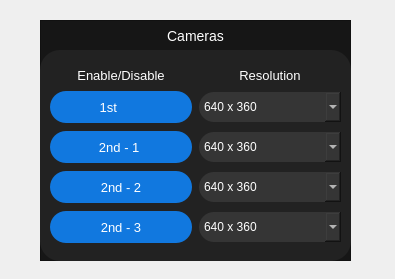
This is control_panel_section_widgets/cameras.ui in itumtalaiteam/Denizalti as Qt 5 draws it before an edit. The edited form follows.
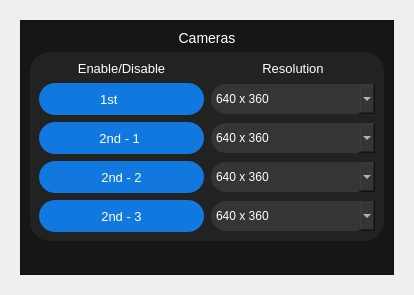
This is the edited form. Icons and pictures are not drawn.

What changed in the file:
```diff
--- a/control_panel_section_widgets/cameras.ui
+++ b/control_panel_section_widgets/cameras.ui
@@ -6,8 +6,8 @@
    <rect>
     <x>0</x>
     <y>0</y>
-    <width>395</width>
-    <height>279</height>
+    <width>414</width>
+    <height>295</height>
    </rect>
   </property>
   <property name="windowTitle">
@@ -16,24 +16,12 @@
   <property name="styleSheet">
    <string notr="true"/>
   </property>
+  <layout class="QVBoxLayout" name="verticalLayout_4">
+   <item>
   <widget class="QWidget" name="cpanel_camera_widget" native="true">
-   <property name="geometry">
-    <rect>
-     <x>40</x>
-     <y>20</y>
-     <width>311</width>
-     <height>241</height>
-    </rect>
-   </property>
+     <layout class="QVBoxLayout" name="verticalLayout_3">
+      <item>
    <widget class="QFrame" name="cpanel_cameras">
-    <property name="geometry">
-     <rect>
-      <x>0</x>
-      <y>0</y>
-      <width>311</width>
-      <height>241</height>
-     </rect>
-    </property>
     <property name="styleSheet">
      <string notr="true">QFrame#cpanel_cameras{
 background-color:	rgba(22,22,22,255);
@@ -45,14 +33,14 @@
     <property name="frameShadow">
      <enum>QFrame::Raised</enum>
     </property>
+        <layout class="QVBoxLayout" name="verticalLayout_2">
+         <item>
     <widget class="QLabel" name="cpanel_label_cameras">
-     <property name="geometry">
-      <rect>
-       <x>80</x>
-       <y>0</y>
-       <width>151</width>
-       <height>31</height>
-      </rect>
+           <property name="sizePolicy">
+            <sizepolicy hsizetype="Preferred" vsizetype="Fixed">
+             <horstretch>0</horstretch>
+             <verstretch>0</verstretch>
+            </sizepolicy>
      </property>
      <property name="styleSheet">
       <string notr="true">color:White;
@@ -65,15 +53,9 @@
       <set>Qt::AlignCenter</set>
      </property>
     </widget>
+         </item>
+         <item>
     <widget class="QFrame" name="cpanel_frame_cameras">
-     <property name="geometry">
-      <rect>
-       <x>0</x>
-       <y>30</y>
-       <width>311</width>
-       <height>211</height>
-      </rect>
-     </property>
      <property name="styleSheet">
       <string notr="true">QFrame#cpanel_frame_cameras {
 background-color: rgba(34,34,34,255);
@@ -138,15 +120,8 @@
      <property name="frameShadow">
       <enum>QFrame::Raised</enum>
      </property>
-     <widget class="QWidget" name="gridLayoutWidget">
-      <property name="geometry">
-       <rect>
-        <x>10</x>
-        <y>17</y>
-        <width>291</width>
-        <height>181</height>
-       </rect>
-      </property>
+           <layout class="QVBoxLayout" name="verticalLayout">
+            <item>
       <layout class="QGridLayout" name="gridLayout">
        <property name="spacing">
         <number>7</number>
@@ -351,10 +326,30 @@
         </widget>
        </item>
       </layout>
-     </widget>
-    </widget>
-   </widget>
-  </widget>
+            </item>
+           </layout>
+          </widget>
+         </item>
+         <item>
+          <spacer name="verticalSpacer">
+           <property name="orientation">
+            <enum>Qt::Vertical</enum>
+           </property>
+           <property name="sizeHint" stdset="0">
+            <size>
+             <width>20</width>
+             <height>40</height>
+            </size>
+           </property>
+          </spacer>
+         </item>
+        </layout>
+       </widget>
+      </item>
+     </layout>
+    </widget>
+   </item>
+  </layout>
  </widget>
  <resources/>
  <connections/>
```
Lines whose indentation alone changed are shown as unchanged.
